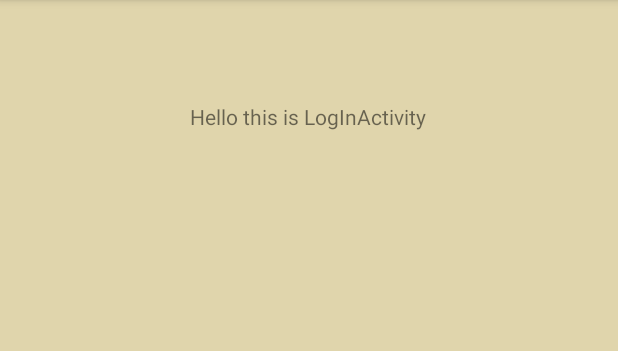
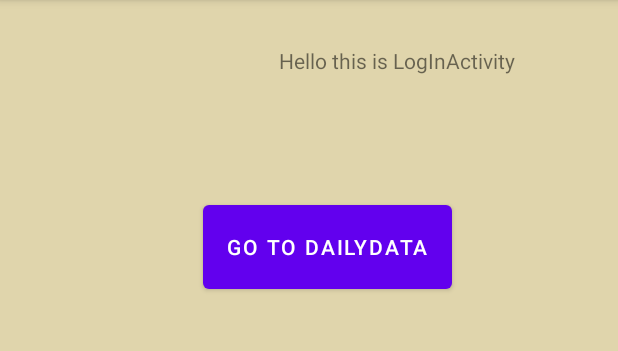
Before and after one commit to thecodemonster1/EveryMove_App, an Android app: the logInActivity screen opened directly, with no data from a screen before it, on a phone screen of 412 x 824 dp, the part 84-435 px from its top. Run offline under Robolectric (Android 15) with nearby library versions, the phone set to English and light mode, and no system bars; Roboto replaces fonts that are not available here.

Commit message:
linking the DailyDataInput.activity from logInActivity

```diff
--- a/app/src/main/java/com/example/everymovethecodemonsterpartapp/logInActivity.java
+++ b/app/src/main/java/com/example/everymovethecodemonsterpartapp/logInActivity.java
@@ -2,9 +2,14 @@ package com.example.everymovethecodemonsterpartapp;
 
 import androidx.appcompat.app.AppCompatActivity;
 
+import android.content.Intent;
 import android.os.Bundle;
+import android.view.View;
+import android.widget.Button;
+import android.widget.Toast;
 
 public class logInActivity extends AppCompatActivity {
+    private Button btnDailyData;
 
     @Override
     protected void onCreate(Bundle savedInstanceState) {
@@ -13,5 +18,23 @@ public class logInActivity extends AppCompatActivity {
 
         //set title of the app
         getSupportActionBar().setTitle("Every Move");
+
+        btnDailyData = (Button) findViewById(R.id.btnDailyDataAct);
+    }
+
+    @Override
+    public void onResume(){
+        super.onResume();
+
+        btnDailyData.setOnClickListener(new View.OnClickListener() {
+            @Override
+            public void onClick(View view) {
+                Intent i = new Intent(getApplicationContext(), DailyDataInput.class);
+                Toast toast = Toast.makeText(logInActivity.this, "You are now entering Daily data input activity", Toast.LENGTH_SHORT);
+                toast.setDuration(Toast.LENGTH_LONG);
+                toast.show();
+                startActivity(i);
+            }
+        });
     }
 }
--- a/app/src/main/res/layout/activity_log_in.xml
+++ b/app/src/main/res/layout/activity_log_in.xml
@@ -7,7 +7,7 @@
     android:background="#77BDA54E"
     tools:context=".logInActivity">
 
-    <RelativeLayout
+    <androidx.constraintlayout.widget.ConstraintLayout
         android:layout_width="match_parent"
         android:layout_height="wrap_content"
         android:layout_margin="15dp"
@@ -19,13 +19,30 @@
             android:layout_height="wrap_content"
             android:layout_alignParentStart="true"
             android:layout_alignParentBottom="true"
-            android:layout_marginStart="111dp"
-            android:layout_marginBottom="37dp"
+            android:layout_marginStart="117dp"
+            android:layout_marginTop="100dp"
+            android:layout_marginBottom="120dp"
             android:text="Hello this is LogInActivity"
             app:layout_constraintEnd_toEndOf="parent"
             app:layout_constraintHorizontal_bias="0.498"
             app:layout_constraintStart_toStartOf="parent"
             tools:layout_editor_absoluteY="42dp" />
-    </RelativeLayout>
+
+        <Button
+            android:id="@+id/btnDailyDataAct"
+            android:layout_width="wrap_content"
+            android:layout_height="68dp"
+            android:layout_alignParentStart="true"
+            android:layout_alignParentBottom="true"
+            android:layout_marginStart="101dp"
+            android:layout_marginTop="100dp"
+            android:text="Go to DailyData"
+            app:layout_constraintEnd_toEndOf="parent"
+            app:layout_constraintHorizontal_bias="0.166"
+            app:layout_constraintStart_toStartOf="parent"
+            app:layout_constraintTop_toTopOf="parent" />
+
+
+    </androidx.constraintlayout.widget.ConstraintLayout>
 
 </ScrollView>
```
